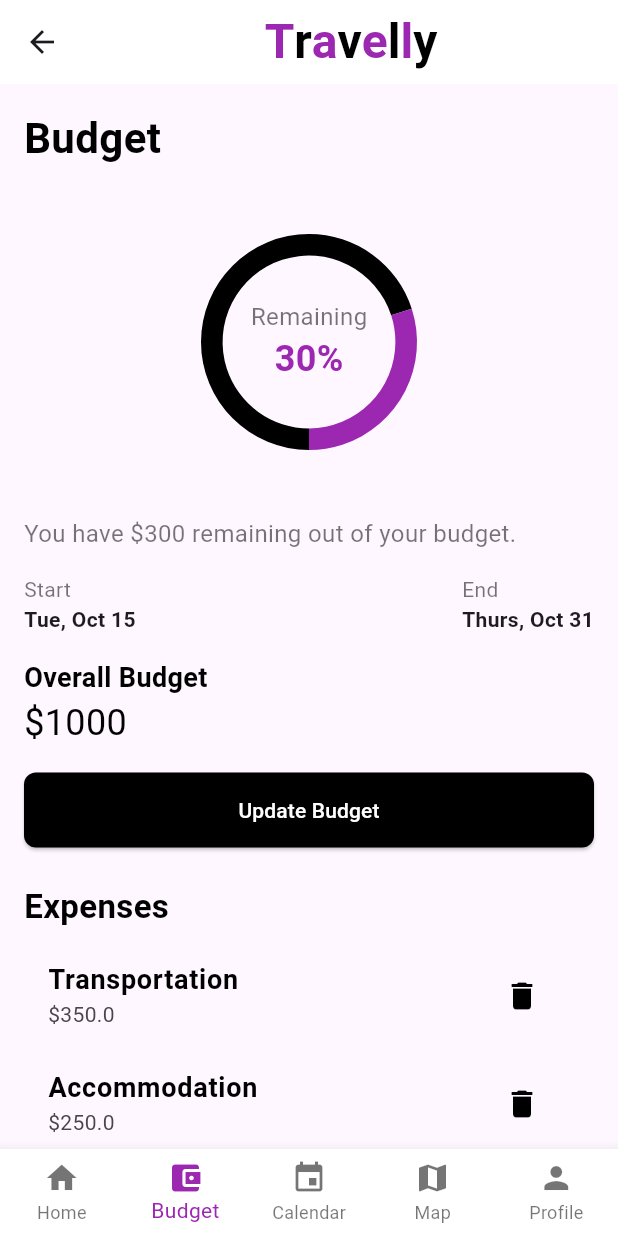
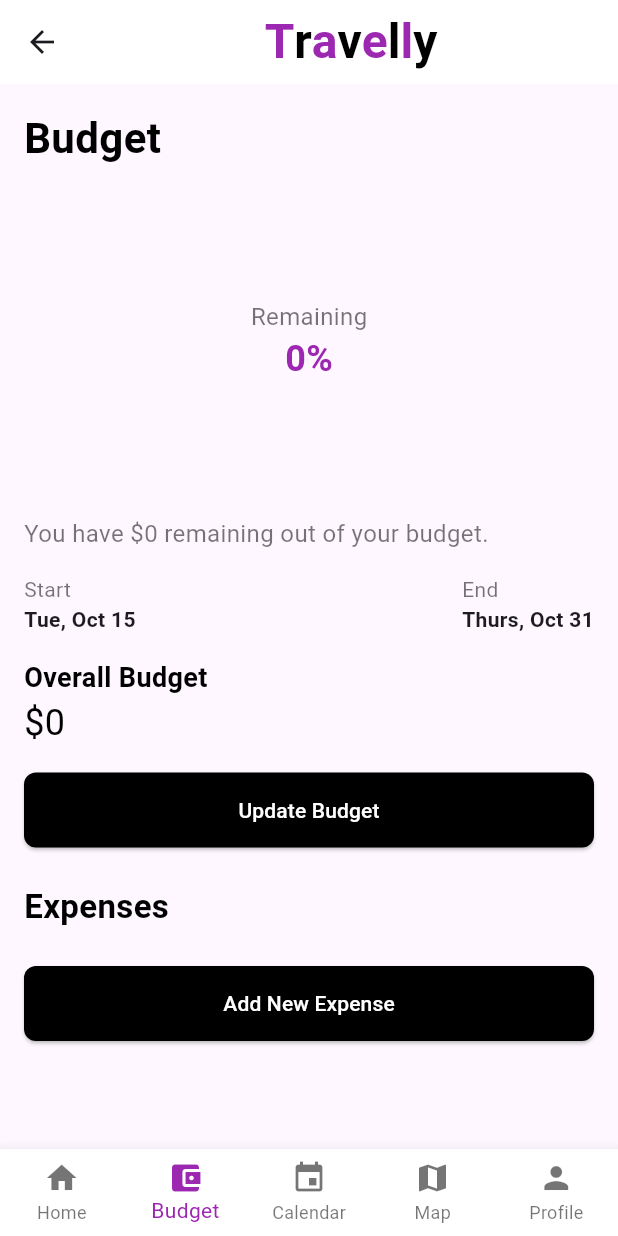
Before and after one commit to DaniyalLilani/Travelly, a Flutter app: the MyHomePage screen opened by its route, item 2 of the bottom bar chosen, on a phone screen of 412 x 824 dp. Run offline on Flutter 3.47's test engine with Material 3 defaults, Android fonts, the phone set to English and light mode, and no system bars; our stand-ins replace cloud_firestore, firebase_auth, firebase_core, flutter_dotenv, flutter_local_notifications, flutter_map and 7 more; missing offline and left inert: flutter_map_marker_cluster; accounts and stored records are empty.

Commit message:
integrated budget screen with firebase

```diff
--- a/lib/screens/budget/budget_screen.dart
+++ b/lib/screens/budget/budget_screen.dart
@@ -1,29 +1,127 @@
+
 import 'package:flutter/material.dart';
 import 'package:syncfusion_flutter_charts/charts.dart';
 import 'update_budget_screen.dart';
 import 'add_expense_screen.dart';
+import 'package:firebase_auth/firebase_auth.dart';
+import 'package:cloud_firestore/cloud_firestore.dart';
 
-class BudgetScreen extends StatelessWidget {
-   double totalBudget = 1000;
-   double usedBudget = 700;
-   List<ExpenseItem> expenses = [
-    ExpenseItem(name: 'Transportation', cost: 350),
-    ExpenseItem(name: 'Accommodation', cost: 250),
-    ExpenseItem(name: 'Food', cost: 100),
-  ];
+
+class BudgetScreen extends StatefulWidget {
+  @override
+  _BudgetScreenState createState() => _BudgetScreenState();
+}
+
+class _BudgetScreenState extends State<BudgetScreen> {
+  double totalBudget = 0.0;
+  double usedBudget = 0.0;
+  List<ExpenseItem> expenses = [];
+  bool loading = true;
+
+  @override
+  void initState(){
+    super.initState();
+    _fetchTrip();
+  }
+
+
+  void addExpense(ExpenseItem expense) {
+    setState(() {
+      expenses.add(expense);
+      usedBudget += expense.cost;
+    });
+  }
+
+  void deleteExpense(int index) {
+    setState(() {
+      usedBudget -= expenses[index].cost;
+      expenses.removeAt(index);
+    });
+  }
+
+  Future<void> createTrip(String userId) async {
+      final FirebaseFirestore firestore = FirebaseFirestore.instance;
+  // Create a new trip document
+  await firestore.collection('trips').add({
+    'tripName': 'New Trip',
+    'startTime': DateTime.now(),
+    'totalBudget': 0,
+    'totalSpent': 0,
+    'totalLeft': 0,
+    'expenses': [],
+    'user': firestore.collection('users').doc(userId),
+  });
+
+}
+
+
+  Future<void> _fetchTrip() async {
+    final FirebaseFirestore firestore = FirebaseFirestore.instance;
+
+    try {
+      String userId = FirebaseAuth.instance.currentUser!.uid;
+      DocumentSnapshot userDoc = await FirebaseFirestore.instance
+          .collection('users')
+          .doc(userId)
+          .get();
+
+      if (userDoc.exists) {
+        /* search if the user has a trip, if it does
+        1. Load and assign totalBudget, usedBudged, and expenses
+        2. Else initialize a new trip with values of 0
+        */
+        final QuerySnapshot userTrips = await firestore
+        .collection('trips')
+        .where('user', isEqualTo: firestore.collection('users').doc(userId))
+        .get();
+
+        if(userTrips.docs.isEmpty){
+          await createTrip(userId);
+        } else{
+            final DocumentSnapshot tripDoc = userTrips.docs.first; // load the trip
+            setState(() {
+              totalBudget = tripDoc['totalBudget'] ?? 0.0;
+              usedBudget = tripDoc['totalSpent'] ?? 0.0;
+              expenses = (tripDoc['expenses'] as List<dynamic>?)
+                  ?.map((expense) => ExpenseItem(
+                        name: expense['name'] ?? 'Unnamed',
+                        cost: expense['cost']?.toDouble() ?? 0.0,
+                      ))
+                  .toList() ??
+              [];
+            });
+        }
+
+
+      }
+    } catch (e) {
+      print("Error fetching user info: $e");
+    } finally{
+      setState(() {
+        loading = false;
+      });
+    }
+  }
 
   @override
   Widget build(BuildContext context) {
+
     final bool isDarkMode = Theme.of(context).brightness == Brightness.dark;
+    if (loading) {
+      return Center(child: CircularProgressIndicator());
+    }
+
     double remainingBudget = totalBudget - usedBudget;
-    double remainingPercentage = (remainingBudget / totalBudget) * 100;
+    double remainingPercentage = totalBudget > 0
+        ? (remainingBudget / totalBudget) * 100
+        : 0.0; // Avoid division by zero
 
     return SingleChildScrollView(
       padding: const EdgeInsets.all(16.0),
       child: Column(
         crossAxisAlignment: CrossAxisAlignment.start,
         children: [
-           Text(
+          Text(
             'Budget',
             style: TextStyle(
               fontSize: 28,
@@ -39,7 +137,8 @@
                 series: <CircularSeries>[
                   DoughnutSeries<ChartData, String>(
                     dataSource: [
-                      ChartData('Used', usedBudget, isDarkMode ? Colors.white : Colors.black),
+                      ChartData(
+                          'Used', usedBudget, isDarkMode ? Colors.white : Colors.black),
                       ChartData('Remaining', remainingBudget, Colors.purple),
                     ],
                     xValueMapper: (ChartData data, _) => data.label,
@@ -80,7 +179,10 @@
           const SizedBox(height: 16),
           Text(
             'You have \$${remainingBudget.toStringAsFixed(0)} remaining out of your budget.',
-            style: TextStyle(fontSize: 16, color: isDarkMode ? Colors.white70 : Colors.black54,),
+            style: TextStyle(
+              fontSize: 16,
+              color: isDarkMode ? Colors.white70 : Colors.black54,
+            ),
           ),
           const SizedBox(height: 16),
           Row(
@@ -88,10 +190,11 @@
             children: [
               Column(
                 crossAxisAlignment: CrossAxisAlignment.start,
-                children:  [
+                children: [
                   Text(
                     'Start',
-                    style: TextStyle(color: isDarkMode ? Colors.white70 : Colors.black54),
+                    style: TextStyle(
+                        color: isDarkMode ? Colors.white70 : Colors.black54),
                   ),
                   Text(
                     'Tue, Oct 15',
@@ -101,10 +204,11 @@
               ),
               Column(
                 crossAxisAlignment: CrossAxisAlignment.start,
-                children:  [
+                children: [
                   Text(
                     'End',
-                    style: TextStyle(color: isDarkMode ? Colors.white70 : Colors.black54),
+                    style: TextStyle(
+                        color: isDarkMode ? Colors.white70 : Colors.black54),
                   ),
                   Text(
                     'Thurs, Oct 31',
@@ -117,11 +221,18 @@
           const SizedBox(height: 16),
           Text(
             'Overall Budget',
-            style: TextStyle(fontSize: 18, fontWeight: FontWeight.bold,color: isDarkMode ? Colors.white : Colors.black,),
+            style: TextStyle(
+              fontSize: 18,
+              fontWeight: FontWeight.bold,
+              color: isDarkMode ? Colors.white : Colors.black,
+            ),
           ),
           Text(
             '\$${totalBudget.toStringAsFixed(0)}',
-            style:  TextStyle(fontSize: 24, color: isDarkMode ? Colors.white : Colors.black,),
+            style: TextStyle(
+              fontSize: 24,
+              color: isDarkMode ? Colors.white : Colors.black,
+            ),
           ),
           const SizedBox(height: 16),
           ElevatedButton(
@@ -134,12 +245,8 @@
               );
             },
             style: ElevatedButton.styleFrom(
-              backgroundColor: Theme.of(context).brightness == Brightness.dark
-              ? Colors.white // White background in dark mode
-              : Colors.black,
-              foregroundColor: Theme.of(context).brightness == Brightness.dark
-              ? Colors.black // Black text in dark mode
-              : Colors.white,
+              backgroundColor: isDarkMode ? Colors.white : Colors.black,
+              foregroundColor: isDarkMode ? Colors.black : Colors.white,
               minimumSize: const Size(double.infinity, 50),
               shape: RoundedRectangleBorder(
                 borderRadius: BorderRadius.circular(8),
@@ -150,25 +257,33 @@
           const SizedBox(height: 24),
           Text(
             'Expenses',
-            style: TextStyle(fontSize: 22, fontWeight: FontWeight.bold, color: isDarkMode ? Colors.white : Colors.black,),
+            style: TextStyle(
+              fontSize: 22,
+              fontWeight: FontWeight.bold,
+              color: isDarkMode ? Colors.white : Colors.black,
+            ),
           ),
           const SizedBox(height: 8),
-          // List of Expenses
           Column(
-            children: expenses.map((expense) {
+            children: expenses.asMap().entries.map((entry) {
+              int index = entry.key;
+              ExpenseItem expense = entry.value;
               return ListTile(
                 title: Text(
                   expense.name,
-                  style:  TextStyle(fontSize: 18, fontWeight: FontWeight.bold, color: isDarkMode ? Colors.white : Colors.black,),
+                  style: TextStyle(
+                    fontSize: 18,
+                    fontWeight: FontWeight.bold,
+                    color: isDarkMode ? Colors.white : Colors.black,
+                  ),
                 ),
                 subtitle: Text('\$${expense.cost}'),
                 trailing: IconButton(
-                  icon: Icon(Icons.delete, color: Theme.of(context).brightness == Brightness.dark
-                ? Colors.white
-                : Colors.black,
-                ),
-                  onPressed: () {
-                  },
+                  icon: Icon(
+                    Icons.delete,
+                    color: isDarkMode ? Colors.white : Colors.black,
+                  ),
+                  onPressed: () => deleteExpense(index),
                 ),
               );
             }).toList(),
@@ -184,12 +299,8 @@
               );
             },
             style: ElevatedButton.styleFrom(
-              backgroundColor: Theme.of(context).brightness == Brightness.dark
-              ? Colors.white
-              : Colors.black,
-              foregroundColor: Theme.of(context).brightness == Brightness.dark
-              ? Colors.black
-              : Colors.white,
+              backgroundColor: isDarkMode ? Colors.white : Colors.black,
+              foregroundColor: isDarkMode ? Colors.black : Colors.white,
               minimumSize: const Size(double.infinity, 50),
               shape: RoundedRectangleBorder(
                 borderRadius: BorderRadius.circular(8),
```
